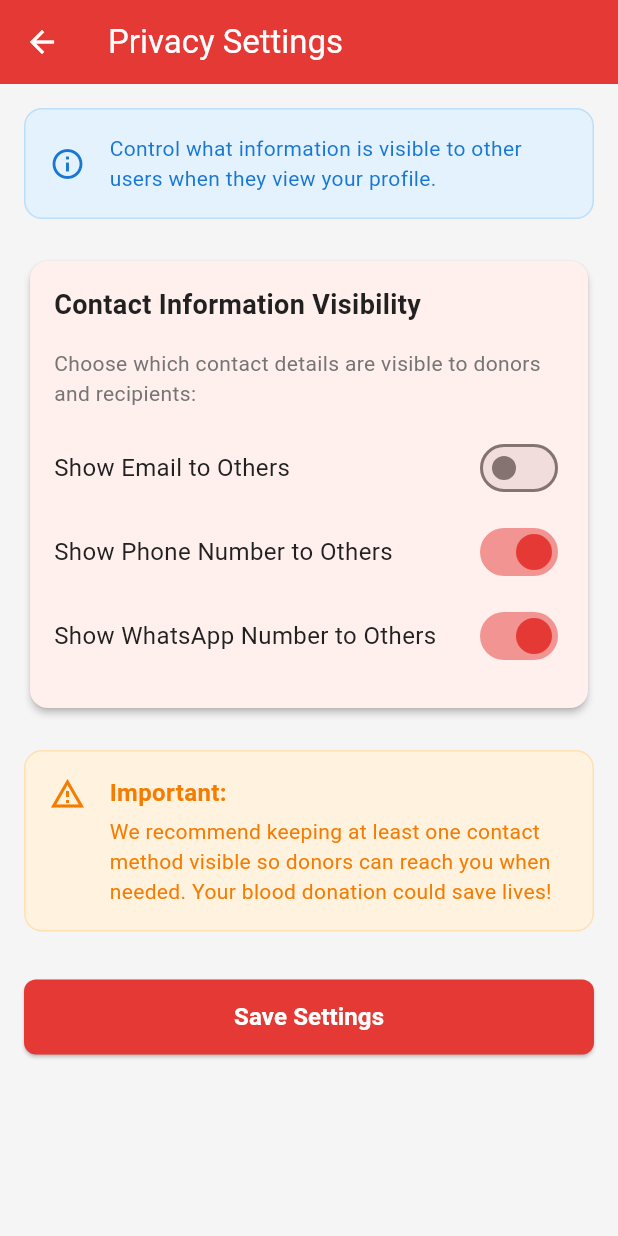
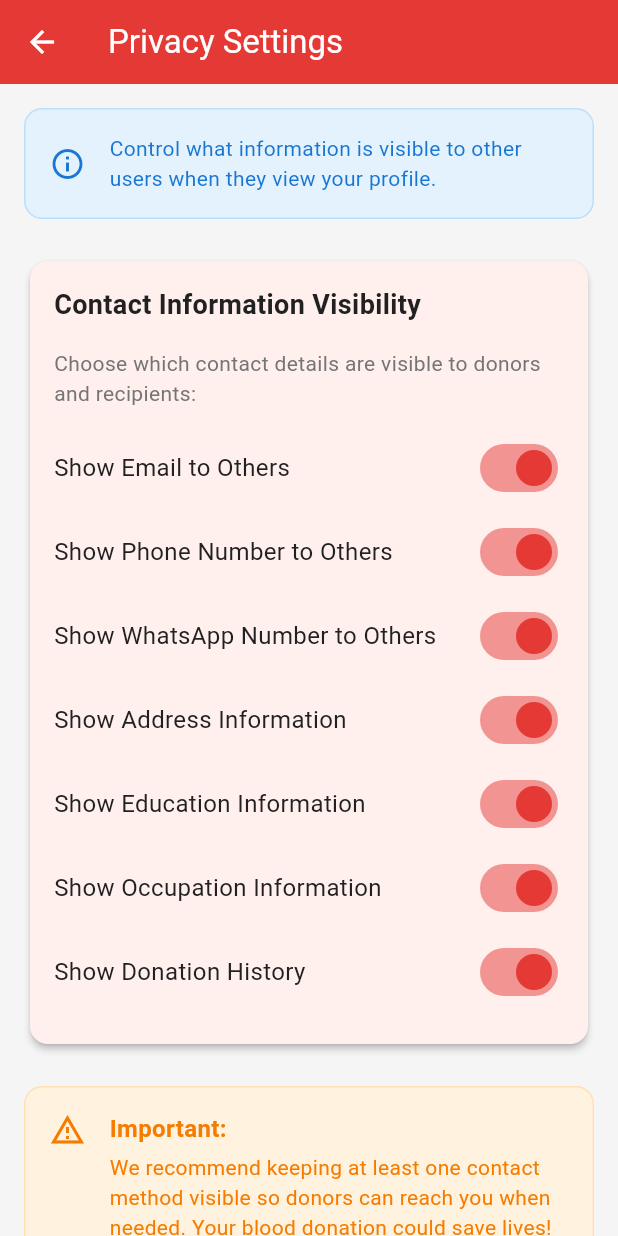
Before and after one commit to rahatcse5bu/Donorly, a Flutter app: the PrivacySettingsScreen screen opened directly, on a phone screen of 412 x 824 dp. Run offline on Flutter 3.47's test engine with Material 3 defaults, Android fonts, the phone set to English and light mode, and no system bars; our stand-ins replace cloud_firestore, firebase_auth, firebase_core, font_awesome_flutter; accounts and stored records are empty.

```diff
--- a/lib/constants/app_constants.dart
+++ b/lib/constants/app_constants.dart
@@ -36,6 +36,10 @@ class AppConstants {
     'showEmail': 'Show Email to Others',
     'showPhone': 'Show Phone Number to Others',
     'showWhatsapp': 'Show WhatsApp Number to Others',
+    'showAddress': 'Show Address Information',
+    'showEducation': 'Show Education Information',
+    'showOccupation': 'Show Occupation Information',
+    'showDonationHistory': 'Show Donation History'
   };
 
   // Donation Eligibility Time Period (in months)
--- a/lib/main.dart
+++ b/lib/main.dart
@@ -18,8 +18,8 @@ void main() async {
     options: DefaultFirebaseOptions.currentPlatform,
   );
 
-  // Enable persistence for Firebase Auth
-  await FirebaseAuth.instance.setPersistence(Persistence.LOCAL);
+  // Firebase Auth persistence is handled automatically on mobile platforms
+  // No need to call setPersistence() as it's only available on web
 
   runApp(const MyApp());
 }
--- a/lib/screens/profile/privacy_settings_screen.dart
+++ b/lib/screens/profile/privacy_settings_screen.dart
@@ -26,9 +26,13 @@ class _PrivacySettingsScreenState extends State<PrivacySettingsScreen> {
       );
     } else {
       _privacySettings = {
-        'showEmail': false,
+        'showEmail': true,
         'showPhone': true,
         'showWhatsapp': true,
+        'showAddress': true,
+        'showEducation': true,
+        'showOccupation': true,
+        'showDonationHistory': true,
       };
     }
   }
--- a/lib/screens/profile/profile_screen.dart
+++ b/lib/screens/profile/profile_screen.dart
@@ -416,9 +416,13 @@ class ProfileScreen extends StatelessWidget {
               context,
               'Privacy Settings',
               [
-                _buildPrivacyItem('Show Email', user.privacySettings['showEmail'] ?? false),
+                _buildPrivacyItem('Show Email', user.privacySettings['showEmail'] ?? true),
                 _buildPrivacyItem('Show Phone', user.privacySettings['showPhone'] ?? true),
                 _buildPrivacyItem('Show WhatsApp', user.privacySettings['showWhatsapp'] ?? true),
+                _buildPrivacyItem('Show Address', user.privacySettings['showAddress'] ?? true),
+                _buildPrivacyItem('Show Education', user.privacySettings['showEducation'] ?? true),
+                _buildPrivacyItem('Show Occupation', user.privacySettings['showOccupation'] ?? true),
+                _buildPrivacyItem('Show Donation History', user.privacySettings['showDonationHistory'] ?? true),
               ],
             ),
 
```
Also changed, not shown: lib/screens/search/donor_details_screen.dart (+0 -8 lines).
